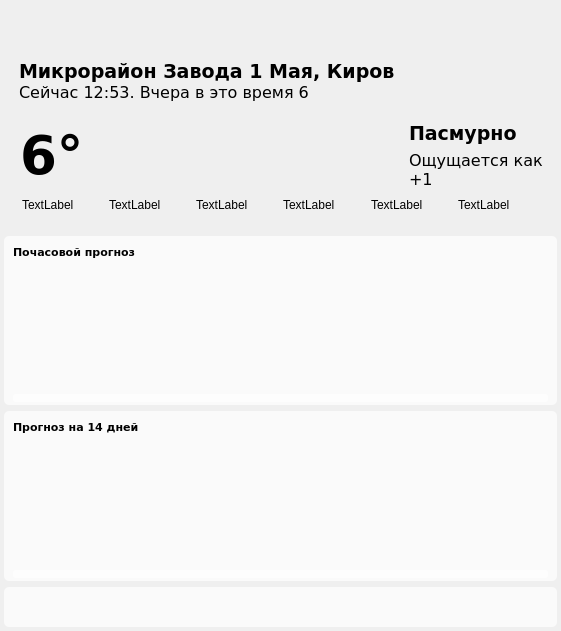
This is path/interface.ui in bigidulka/Weather as Qt 5 draws it before an edit. The edited form follows.
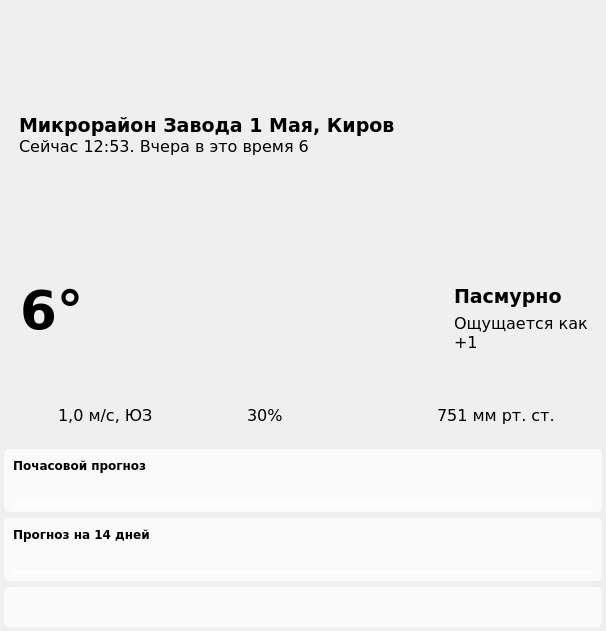
This is the edited form. Icons and pictures are not drawn.

What changed in the file:
```diff
--- a/path/interface.ui
+++ b/path/interface.ui
@@ -6,7 +6,7 @@
    <rect>
     <x>0</x>
     <y>0</y>
-    <width>561</width>
+    <width>606</width>
     <height>631</height>
    </rect>
   </property>
@@ -193,7 +193,7 @@
        <item>
         <widget class="QPushButton" name="search_location">
          <property name="sizePolicy">
-          <sizepolicy hsizetype="Preferred" vsizetype="Expanding">
+          <sizepolicy hsizetype="Preferred" vsizetype="Preferred">
            <horstretch>0</horstretch>
            <verstretch>0</verstretch>
           </sizepolicy>
@@ -206,8 +206,8 @@
          </property>
          <property name="maximumSize">
           <size>
-           <width>50</width>
-           <height>40</height>
+           <width>12441234</width>
+           <height>1241234</height>
           </size>
          </property>
          <property name="text">
@@ -227,9 +227,15 @@
            <verstretch>0</verstretch>
           </sizepolicy>
          </property>
+         <property name="minimumSize">
+          <size>
+           <width>410</width>
+           <height>0</height>
+          </size>
+         </property>
          <property name="maximumSize">
           <size>
-           <width>380</width>
+           <width>410</width>
            <height>16777215</height>
           </size>
          </property>
@@ -250,7 +256,7 @@
        <item>
         <widget class="QPushButton" name="hideBtn">
          <property name="sizePolicy">
-          <sizepolicy hsizetype="Preferred" vsizetype="Expanding">
+          <sizepolicy hsizetype="Preferred" vsizetype="Preferred">
            <horstretch>0</horstretch>
            <verstretch>0</verstretch>
           </sizepolicy>
@@ -263,8 +269,8 @@
          </property>
          <property name="maximumSize">
           <size>
-           <width>50</width>
-           <height>40</height>
+           <width>2141234</width>
+           <height>12433124</height>
           </size>
          </property>
          <property name="text">
@@ -279,7 +285,7 @@
        <item>
         <widget class="QPushButton" name="closeBtn">
          <property name="sizePolicy">
-          <sizepolicy hsizetype="Preferred" vsizetype="Expanding">
+          <sizepolicy hsizetype="Preferred" vsizetype="Preferred">
            <horstretch>0</horstretch>
            <verstretch>0</verstretch>
           </sizepolicy>
@@ -292,8 +298,8 @@
          </property>
          <property name="maximumSize">
           <size>
-           <width>50</width>
-           <height>40</height>
+           <width>1423123</width>
+           <height>14124241</height>
           </size>
          </property>
          <property name="text">
@@ -321,7 +327,7 @@
         <number>4</number>
        </property>
        <property name="topMargin">
-        <number>20</number>
+        <number>10</number>
        </property>
        <property name="rightMargin">
         <number>4</number>
@@ -452,7 +458,7 @@
                       <bool>false</bool>
                      </property>
                      <property name="alignment">
-                      <set>Qt::AlignLeading|Qt::AlignLeft|Qt::AlignTop</set>
+                      <set>Qt::AlignBottom|Qt::AlignLeading|Qt::AlignLeft</set>
                      </property>
                      <property name="wordWrap">
                       <bool>true</bool>
@@ -484,7 +490,7 @@
                       <string>Сейчас 12:53. Вчера в это время 6</string>
                      </property>
                      <property name="alignment">
-                      <set>Qt::AlignBottom|Qt::AlignLeading|Qt::AlignLeft</set>
+                      <set>Qt::AlignLeading|Qt::AlignLeft|Qt::AlignTop</set>
                      </property>
                     </widget>
                    </item>
@@ -507,7 +513,7 @@
                     <number>0</number>
                    </property>
                    <property name="topMargin">
-                    <number>20</number>
+                    <number>0</number>
                    </property>
                    <property name="rightMargin">
                     <number>0</number>
@@ -533,7 +539,7 @@
                       <bool>false</bool>
                      </property>
                      <property name="alignment">
-                      <set>Qt::AlignBottom|Qt::AlignLeading|Qt::AlignLeft</set>
+                      <set>Qt::AlignLeading|Qt::AlignLeft|Qt::AlignVCenter</set>
                      </property>
                      <property name="margin">
                       <number>0</number>
@@ -657,7 +663,7 @@
                          <string>Ощущается как +1</string>
                         </property>
                         <property name="alignment">
-                         <set>Qt::AlignLeading|Qt::AlignLeft|Qt::AlignVCenter</set>
+                         <set>Qt::AlignLeading|Qt::AlignLeft|Qt::AlignTop</set>
                         </property>
                         <property name="wordWrap">
                          <bool>true</bool>
@@ -678,6 +684,11 @@
                     <verstretch>0</verstretch>
                    </sizepolicy>
                   </property>
+                  <property name="font">
+                   <font>
+                    <pointsize>12</pointsize>
+                   </font>
+                  </property>
                   <property name="frameShape">
                    <enum>QFrame::StyledPanel</enum>
                   </property>
@@ -686,44 +697,140 @@
                   </property>
                   <layout class="QHBoxLayout" name="horizontalLayout_4">
                    <item>
-                    <widget class="QLabel" name="label_2">
+                    <widget class="QLabel" name="windIco">
+                     <property name="sizePolicy">
+                      <sizepolicy hsizetype="Maximum" vsizetype="Maximum">
+                       <horstretch>0</horstretch>
+                       <verstretch>0</verstretch>
+                      </sizepolicy>
+                     </property>
+                     <property name="maximumSize">
+                      <size>
+                       <width>30</width>
+                       <height>30</height>
+                      </size>
+                     </property>
+                     <property name="baseSize">
+                      <size>
+                       <width>0</width>
+                       <height>0</height>
+                      </size>
+                     </property>
                      <property name="text">
-                      <string>TextLabel</string>
+                      <string/>
                      </property>
+                     <property name="pixmap">
+                      <pixmap resource="res.qrc">:/icons/icons/air_FILL0_wght400_GRAD0_opsz48.svg</pixmap>
+                     </property>
+                     <property name="scaledContents">
+                      <bool>true</bool>
+                     </property>
                     </widget>
                    </item>
                    <item>
-                    <widget class="QLabel" name="label_6">
+                    <widget class="QLabel" name="windText">
+                     <property name="sizePolicy">
+                      <sizepolicy hsizetype="Preferred" vsizetype="Preferred">
+                       <horstretch>0</horstretch>
+                       <verstretch>0</verstretch>
+                      </sizepolicy>
+                     </property>
+                     <property name="font">
+                      <font>
+                       <family>Verdana</family>
+                       <pointsize>12</pointsize>
+                      </font>
+                     </property>
                      <property name="text">
-                      <string>TextLabel</string>
+                      <string>1,0 м/с, ЮЗ</string>
                      </property>
                     </widget>
                    </item>
                    <item>
-                    <widget class="QLabel" name="label_5">
+                    <widget class="QLabel" name="humIco">
+                     <property name="sizePolicy">
+                      <sizepolicy hsizetype="Maximum" vsizetype="Maximum">
+                       <horstretch>0</horstretch>
+                       <verstretch>0</verstretch>
+                      </sizepolicy>
+                     </property>
+                     <property name="maximumSize">
+                      <size>
+                       <width>30</width>
+                       <height>30</height>
+                      </size>
+                     </property>
                      <property name="text">
-                      <string>TextLabel</string>
+                      <string/>
                      </property>
+                     <property name="pixmap">
+                      <pixmap resource="res.qrc">:/icons/icons/humidity_percentage_FILL0_wght400_GRAD0_opsz48.svg</pixmap>
+                     </property>
+                     <property name="scaledContents">
+                      <bool>true</bool>
+                     </property>
                     </widget>
                    </item>
                    <item>
-                    <widget class="QLabel" name="label_4">
+                    <widget class="QLabel" name="humText">
+                     <property name="sizePolicy">
+                      <sizepolicy hsizetype="Preferred" vsizetype="Preferred">
+                       <horstretch>0</horstretch>
+                       <verstretch>0</verstretch>
+                      </sizepolicy>
+                     </property>
+                     <property name="font">
+                      <font>
+                       <family>Verdana</family>
+                       <pointsize>12</pointsize>
+                      </font>
+                     </property>
                      <property name="text">
-                      <string>TextLabel</string>
+                      <string>30%</string>
                      </property>
                     </widget>
                    </item>
                    <item>
-                    <widget class="QLabel" name="label_3">
+                    <widget class="QLabel" name="pressIco">
+                     <property name="sizePolicy">
+                      <sizepolicy hsizetype="Maximum" vsizetype="Maximum">
+                       <horstretch>0</horstretch>
+                       <verstretch>0</verstretch>
+                      </sizepolicy>
+                     </property>
+                     <property name="maximumSize">
+                      <size>
+                       <width>30</width>
+                       <height>30</height>
+                      </size>
+                     </property>
                      <property name="text">
-                      <string>TextLabel</string>
+                      <string/>
                      </property>
+                     <property name="pixmap">
+                      <pixmap resource="res.qrc">:/icons/icons/compress_FILL0_wght400_GRAD0_opsz48.svg</pixmap>
+                     </property>
+                     <property name="scaledContents">
+                      <bool>true</bool>
+                     </property>
                     </widget>
                    </item>
                    <item>
-                    <widget class="QLabel" name="label">
+                    <widget class="QLabel" name="pressText">
+                     <property name="sizePolicy">
+                      <sizepolicy hsizetype="Preferred" vsizetype="Preferred">
+                       <horstretch>0</horstretch>
+                       <verstretch>0</verstretch>
+                      </sizepolicy>
+                     </property>
+                     <property name="font">
+                      <font>
+                       <family>Verdana</family>
+                       <pointsize>12</pointsize>
+                      </font>
+                     </property>
                      <property name="text">
-                      <string>TextLabel</string>
+                      <string>751 мм рт. ст.</string>
                      </property>
                     </widget>
                    </item>
@@ -739,7 +846,7 @@
           <item>
            <widget class="QWidget" name="hourly_forecast" native="true">
             <property name="sizePolicy">
-             <sizepolicy hsizetype="Preferred" vsizetype="Preferred">
+             <sizepolicy hsizetype="Preferred" vsizetype="Maximum">
               <horstretch>0</horstretch>
               <verstretch>0</verstretch>
              </sizepolicy>
@@ -769,7 +876,7 @@
                <property name="font">
                 <font>
                  <family>Verdana</family>
-                 <pointsize>8</pointsize>
+                 <pointsize>9</pointsize>
                  <weight>75</weight>
                  <bold>true</bold>
                 </font>
@@ -804,8 +911,8 @@
                  <rect>
                   <x>0</x>
                   <y>0</y>
-                  <width>535</width>
-                  <height>136</height>
+                  <width>580</width>
+                  <height>34</height>
                  </rect>
                 </property>
                 <property name="sizePolicy">
@@ -826,7 +933,7 @@
           <item>
            <widget class="QWidget" name="daily_forecast" native="true">
             <property name="sizePolicy">
-             <sizepolicy hsizetype="Preferred" vsizetype="Preferred">
+             <sizepolicy hsizetype="Preferred" vsizetype="Maximum">
               <horstretch>0</horstretch>
               <verstretch>0</verstretch>
              </sizepolicy>
@@ -865,7 +972,7 @@
                <property name="font">
                 <font>
                  <family>Verdana</family>
-                 <pointsize>8</pointsize>
+                 <pointsize>9</pointsize>
                  <weight>75</weight>
                  <bold>true</bold>
                 </font>
@@ -906,8 +1013,8 @@
                  <rect>
                   <x>0</x>
                   <y>0</y>
-                  <width>535</width>
-                  <height>137</height>
+                  <width>580</width>
+                  <height>34</height>
                  </rect>
                 </property>
                 <property name="sizePolicy">
```
